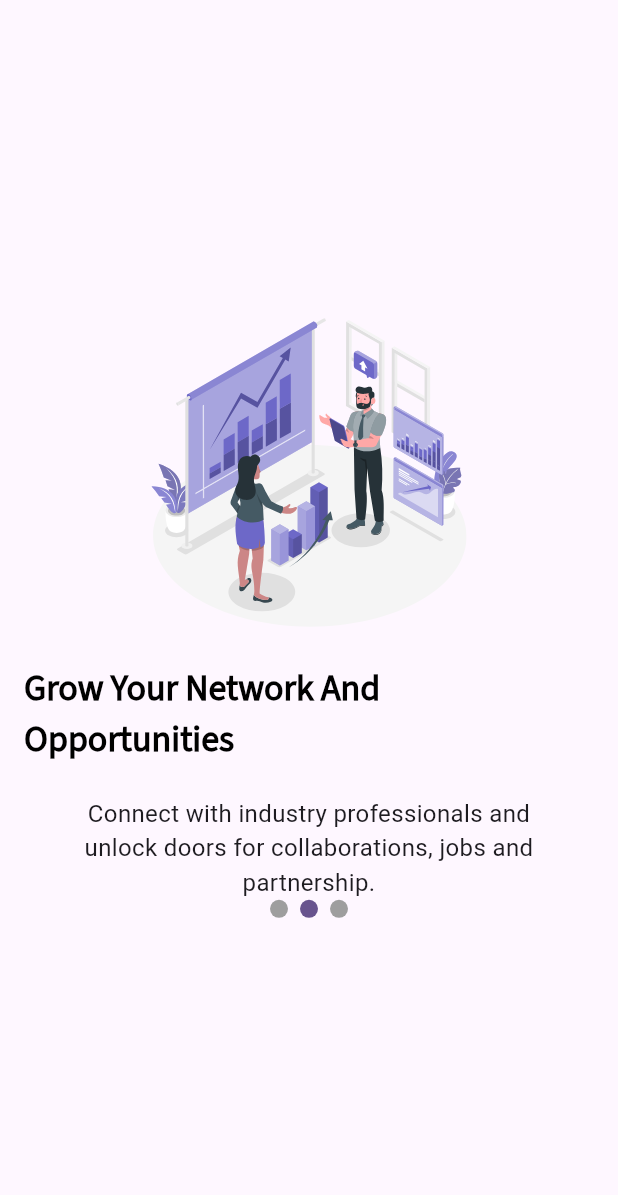
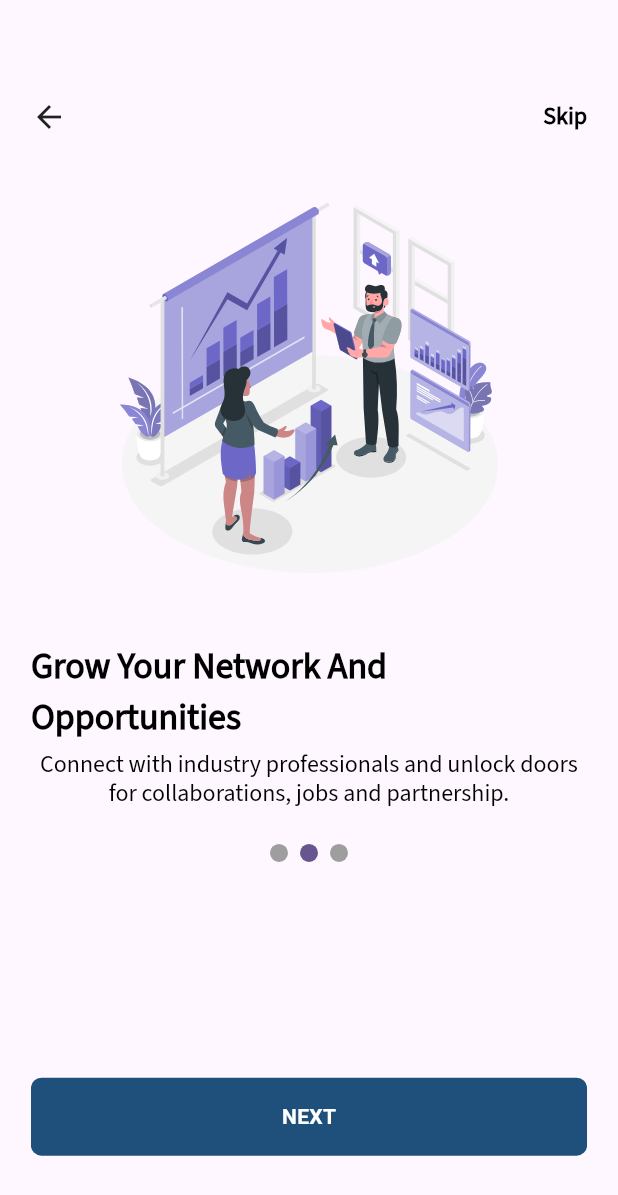
Before and after one commit to ProCircleTeam/pro-mobile, a Flutter app: the screen it shows after launch, swiped to page 2, on a phone screen of 412 x 824 dp. Shown: the top 1195 px of the screen. Run offline on Flutter 3.47's test engine with Material 3 defaults, Android fonts, the light colour scheme and no system bars; drawn by our look-alikes of smooth_page_indicator; our stand-ins replace flutter_svg, shared_preferences.

Commit message:
create reusable button and refactor onboarding screens

```diff
--- /dev/null
+++ b/lib/constants/app_colors.dart
@@ -0,0 +1,5 @@
+import 'dart:ui';
+
+class AppColors {
+  static Color primary = Color(0xff1F507B);
+}
--- a/lib/ui/onboarding_screen/onboarding_screens.dart
+++ b/lib/ui/onboarding_screen/onboarding_screens.dart
@@ -3,6 +3,7 @@
 import 'package:flutter/material.dart';
 import 'package:flutter_svg/flutter_svg.dart';
 import 'package:pro_mobile/constants/constants.dart';
+import 'package:pro_mobile/ui/widgets/action_button.dart';
 import 'package:pro_mobile/ui/widgets/custom_text.dart';
 import 'package:shared_preferences/shared_preferences.dart';
 import 'package:smooth_page_indicator/smooth_page_indicator.dart';
@@ -20,9 +21,16 @@ class _OnboardingScreenState extends State<OnboardingScreen> {
 
   @override
   Widget build(BuildContext context) {
+    final size = MediaQuery.of(context).size;
+    final height = size.height;
+    final width = size.width;
+
     return Scaffold(
       body: Container(
-        padding: const EdgeInsets.all(16),
+        padding: EdgeInsets.symmetric(
+          horizontal: width * .05,
+          vertical: height * .065,
+        ),
         child: PageView(
           controller: _controller,
           onPageChanged: (index) {
@@ -64,22 +72,30 @@ class _OnboardingScreenState extends State<OnboardingScreen> {
     final height = size.height;
 
     return Column(
-      mainAxisAlignment: MainAxisAlignment.center,
+      mainAxisAlignment: MainAxisAlignment.spaceBetween,
       children: [
-        SvgPicture.asset(image, height: height * .25),
-         SizedBox(height: height * .03 ),
+        Column(
+          children: [
+            SizedBox(height: height * .015),
+            Row(
+              mainAxisAlignment: MainAxisAlignment.spaceBetween,
+              children: [
+                Icon(Icons.arrow_back),
+                CustomText("Skip", weight: FontWeight.bold, size: 16),
+              ],
+            ),
+            SizedBox(height: height * .055),
+            SvgPicture.asset(image, height: height * .3),
+            SizedBox(height: height * .055),
+            CustomText(title, size: 24, weight: FontWeight.bold),
+            SizedBox(height: height * .005),
             CustomText(
-          title,
-          size: 24, weight: FontWeight.bold),
-        const SizedBox(height: 20),
-        Padding(
-          padding: const EdgeInsets.symmetric(horizontal: 24.0),
-          child: Text(
               description,
               textAlign: TextAlign.center,
-            style: TextStyle(fontSize: 16),
+              size: 16,
+              height: 1.2,
             ),
-        ),
+            SizedBox(height: height * .03),
             Center(
               child: SmoothPageIndicator(
                 controller: _controller,
@@ -91,8 +107,10 @@ class _OnboardingScreenState extends State<OnboardingScreen> {
                 ),
               ),
             ),
+          ],
+        ),
 
-
+        ActionButton(title: "NEXT", onTap: () {}),
       ],
     );
   }
--- /dev/null
+++ b/lib/ui/widgets/action_button.dart
@@ -0,0 +1,46 @@
+import 'package:flutter/material.dart';
+import 'package:pro_mobile/constants/app_colors.dart';
+import 'package:pro_mobile/ui/widgets/app_text_style.dart';
+
+class ActionButton extends StatelessWidget {
+  final String title;
+  final Function onTap;
+  final bool isLoading;
+  final Color? bgColor;
+  const ActionButton({
+    required this.title,
+    required this.onTap,
+    this.isLoading = false,
+    this.bgColor,
+    super.key,
+  });
+  @override
+  Widget build(BuildContext context) {
+    return InkWell(
+      onTap: () {
+        onTap();
+      },
+      child: Container(
+        padding: const EdgeInsets.symmetric(vertical: 16),
+        width: double.infinity,
+        decoration: BoxDecoration(
+          color: bgColor ?? AppColors.primary,
+          borderRadius: BorderRadius.circular(7),
+        ),
+        child: Center(
+          child:
+              isLoading
+                  ? const SizedBox(
+                    height: 25,
+                    width: 25,
+                    child: CircularProgressIndicator(color: Colors.white),
+                  )
+                  : Text(
+                    title,
+                    style: AppTextStyle.medium(color: Colors.white),
+                  ),
+        ),
+      ),
+    );
+  }
+}
--- /dev/null
+++ b/lib/ui/widgets/app_text_style.dart
@@ -0,0 +1,47 @@
+import 'package:flutter/material.dart';
+class AppTextStyle {
+  static TextStyle title({
+    double? fontSize,
+    Color? color,
+   FontWeight? fontWeight,
+  }) {
+    return TextStyle(
+      fontSize: fontSize ?? 28,
+      fontWeight: fontWeight ?? FontWeight.bold,
+      color: color ,
+    );
+  }
+  static TextStyle subTitle({
+    double? fontSize,
+    Color? color,
+    FontWeight? fontWeight,
+  }) {
+    return TextStyle(
+      fontSize: fontSize ?? 16,
+      fontWeight: fontWeight ?? FontWeight.bold,
+      color: color
+    );
+  }
+  static TextStyle medium({
+    double? fontSize,
+    Color? color,
+    FontWeight? fontWeight,
+  }) {
+    return TextStyle(
+      fontSize: fontSize ?? 14,
+      fontWeight: fontWeight ?? FontWeight.bold,
+      color: color
+    );
+  }
+  static TextStyle caption({
+    double? fontSize,
+    Color? color,
+    FontWeight? fontWeight,
+  }) {
+    return TextStyle(
+      fontSize: fontSize ?? 12,
+      fontWeight: fontWeight ?? FontWeight.bold,
+      color: color
+    );
+  }
+}
```
Lines whose indentation alone changed are shown as unchanged.
